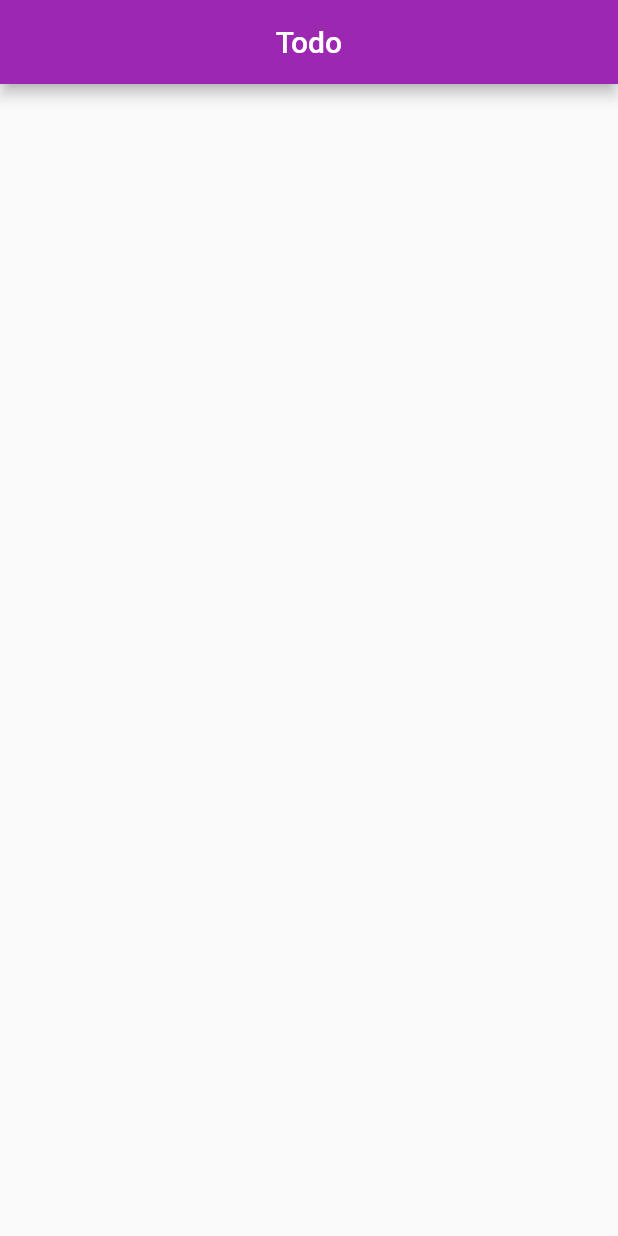
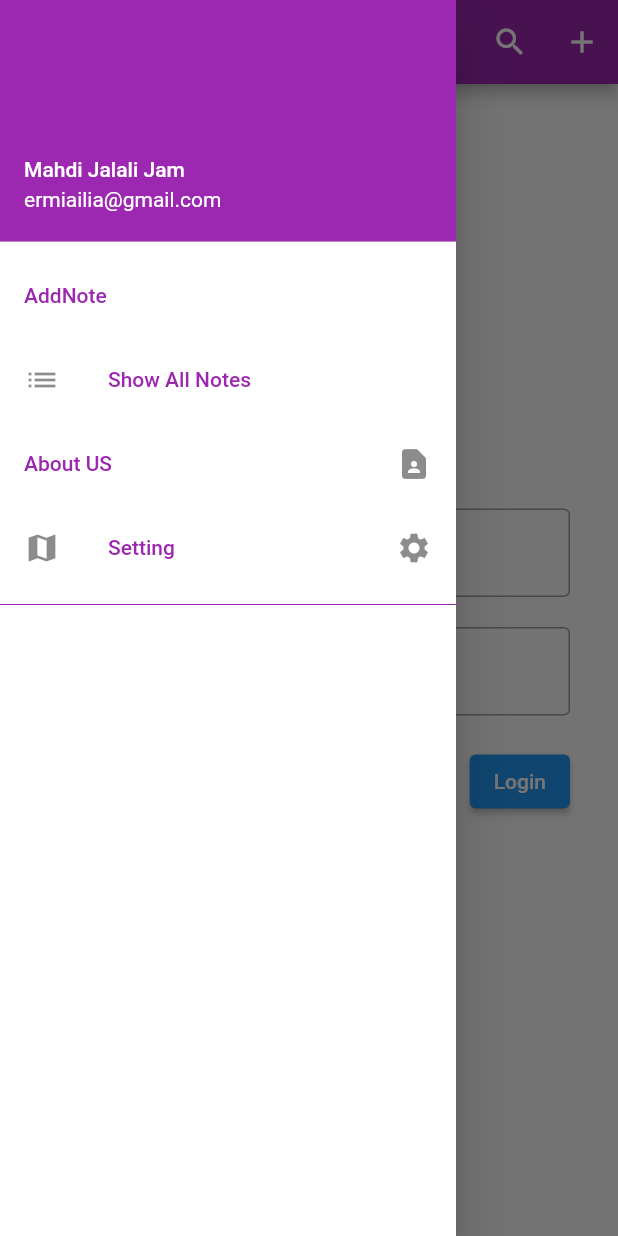
Before and after one commit to ghajavarestani/todo, a Flutter app: the screen it shows after launch, with the side drawer open (before the commit the screen has no drawer), on a phone screen of 412 x 824 dp. Run offline on Flutter 3.47's test engine with Material 2 defaults, Android fonts, the phone set to English and light mode, and no system bars.

Commit message:
film41th shoro shod-1

```diff
--- a/lib/home_page.dart
+++ b/lib/home_page.dart
@@ -346,7 +346,99 @@ class _HomePageState extends State<HomePage> {
         title: Text('Todo'),
         centerTitle: true,
         backgroundColor: Colors.purple,
+        actions: [
+          IconButton(onPressed: (){
+            print('Search clicked');
+          }, icon: Icon(Icons.search,color: Colors.white,)),
+          IconButton(onPressed: (){}, icon: Icon(Icons.add,color: Colors.white,))
+        ],
       ),
+      drawer: Drawer(
+        backgroundColor: Colors.white,
+          child: ListView(
+            children: [
+              UserAccountsDrawerHeader(accountName: Text('Mahdi Jalali Jam'),
+                accountEmail: Text('ermiailia@gmail.com'),
+                decoration: BoxDecoration(
+                  color: Colors.purple),
+              ),
+              ListTile(
+                title: Text('AddNote'),
+                textColor: Colors.purple,
+              ),
+              ListTile(
+                title: Text('Show All Notes'),
+                textColor: Colors.purple,
+                leading: Icon(Icons.list),
+              ),
+              ListTile(
+                title: Text('About US'),
+                textColor: Colors.purple,
+                trailing: Icon(Icons.contact_page),
+              ),
+              ListTile(
+                title: Text('Setting'),
+                textColor: Colors.purple,
+                trailing: Icon(Icons.settings),
+                leading: Icon(Icons.map),
+                onTap: (){
+                  print('Setting');
+                  },
+                onLongPress: (){
+                  print('Setting LongPress');
+                },
+              ),
+              Divider(height: 20,color: Colors.purple,)
+            ],
+          ),
+      ),
+      body:
+        Container(
+          width: 400,
+          child: Column(
+            mainAxisAlignment: MainAxisAlignment.center,
+            crossAxisAlignment: CrossAxisAlignment.center,
+            children: [
+              Text('Welcome To My Todo App'),
+              Container(
+                child: TextField(
+                  decoration: InputDecoration(
+                      hintText: 'Enter Yuor Username here please:',
+                    border: OutlineInputBorder()
+                  ),
+                ),
+                margin: EdgeInsets.only(left: 20,right: 20,top: 20),
+              ),
+              Container(
+                margin: EdgeInsets.all(20),
+                child: TextField(
+                  decoration: InputDecoration(
+                    hintText: 'Enter Your Password Here:',
+                    border: OutlineInputBorder()
+                  ),
+                ),
+              ),
+              Container(
+                margin: EdgeInsets.only(right: 20),
+                child: Row(
+                  mainAxisAlignment: MainAxisAlignment.end,
+                  children: [
+                    ElevatedButton(onPressed: (){}, child: Text('Login'))
+                  ],
+                ),
+              ),
+              Container(
+                decoration: BoxDecoration(
+                    color: Colors.amber,
+                  borderRadius: BorderRadius.all(Radius.circular(8))
+                ),
+                padding: EdgeInsets.all(8),
+                child: Text('Create New Account'),
+              )
+            ],
+          ),
+        )
     );
   }
 }
+//login page created
```
